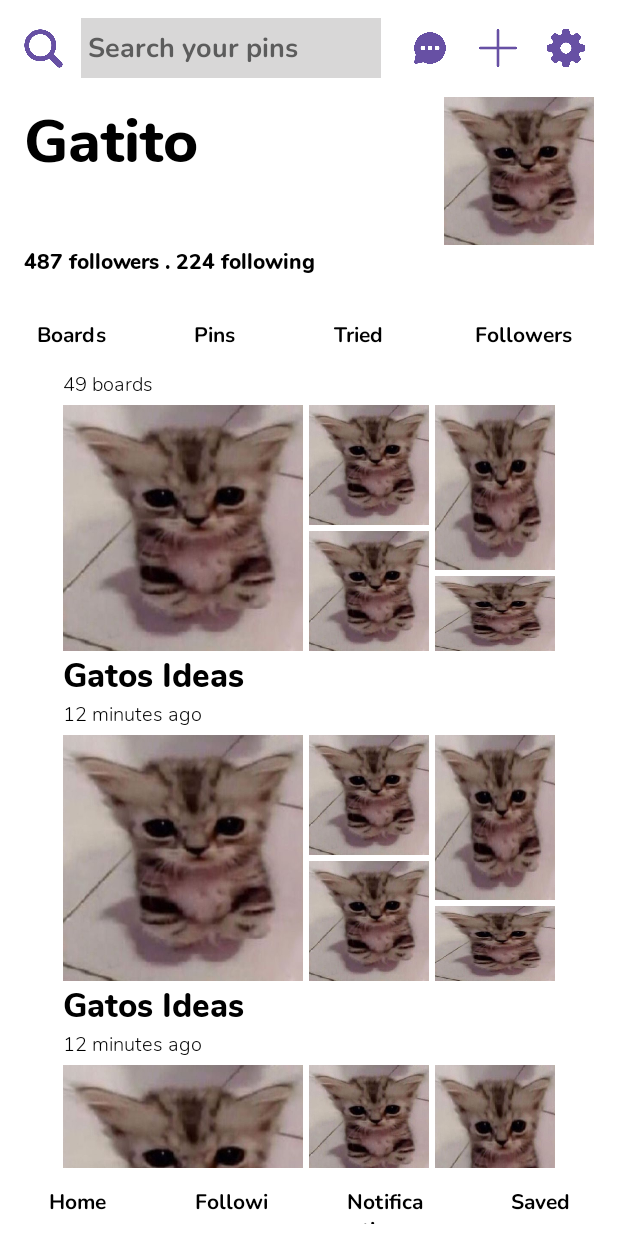
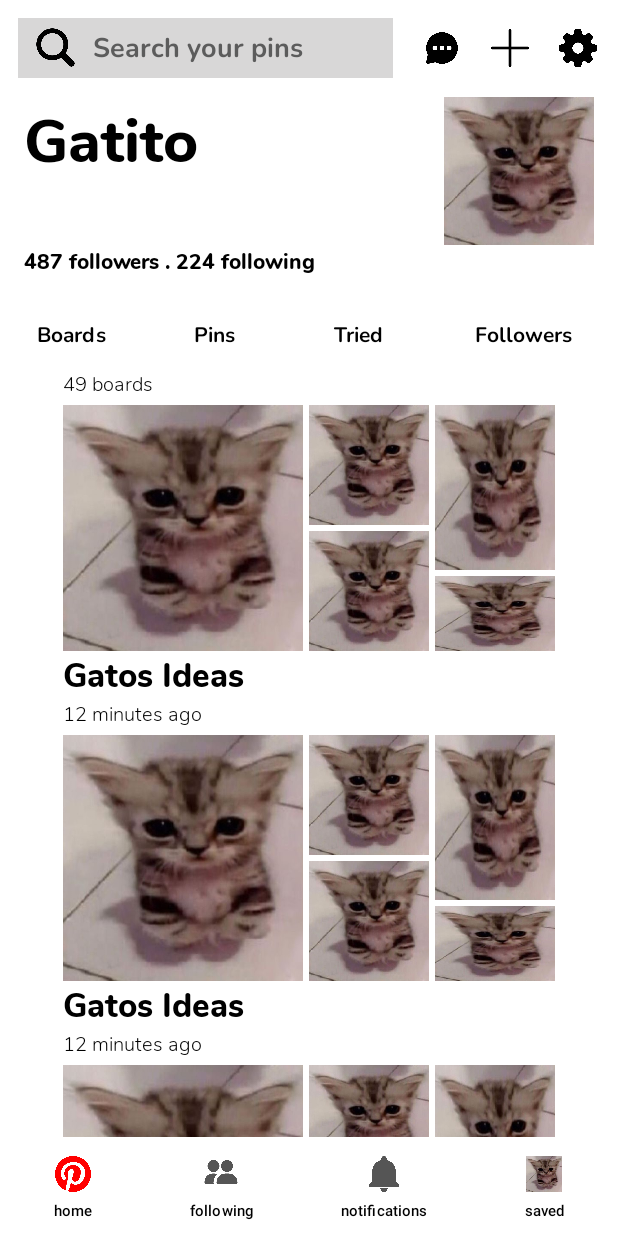
Before and after one commit to AngelDJVG/PinterestView, an Android app: the screen it shows after launch (MainActivity), on a phone screen of 412 x 824 dp. Run offline under Robolectric (Android 15) with nearby library versions, the phone set to English and light mode, and no system bars.

Commit message:
Botones de abajo y arreglo de barra de busqueda

```diff
--- a/app/src/main/res/layout/activity_main.xml
+++ b/app/src/main/res/layout/activity_main.xml
@@ -1,5 +1,7 @@
 <?xml version="1.0" encoding="utf-8"?>
-<RelativeLayout xmlns:android="http://schemas.android.com/apk/res/android"
+<RelativeLayout
+    xmlns:android="http://schemas.android.com/apk/res/android"
+    xmlns:app="http://schemas.android.com/apk/res-auto"
     android:layout_width="match_parent"
     android:layout_height="match_parent"
     android:background="@color/white">
@@ -16,29 +18,37 @@
                 android:layout_width="match_parent"
                 android:layout_height="wrap_content"
                 android:padding="12dp"
-                android:columnCount="5">
+                android:columnCount="4">
 
-                <Button
-                    android:id="@+id/btnBuscador"
+                <LinearLayout
+                    android:layout_width="250dp"
+                    android:layout_height="wrap_content"
+                    android:orientation="horizontal"
+                    android:background="#D8D7D7"
+                    android:layout_gravity="center_vertical">
+
+                    <ImageView
                         android:layout_width="34dp"
                         android:layout_height="34dp"
-                    android:background="@drawable/icono_lupa"
-                    android:layout_gravity="center_vertical" />
+                        android:src="@drawable/icono_lupa"
+                        android:layout_gravity="center_vertical"
+                        android:layout_marginStart="8dp"
+                        android:layout_marginEnd="8dp"/>
 
                     <EditText
                         android:id="@+id/buscadorEditText"
-                    android:layout_width="200dp"
+                        android:layout_width="0dp"
                         android:layout_height="40dp"
-                    android:layout_marginStart="8dp"
-                    android:background="#D8D7D7"
+                        android:layout_weight="1"
+                        android:background="@android:color/transparent"
                         android:textColor="@color/black"
                         android:fontFamily="@font/nunito_bold"
-                    android:hint=" Search your pins"
+                        android:hint="Search your pins"
                         android:textColorHint="#5C5C5C"
-                    android:layout_gravity="center_vertical"
-                    />
+                        android:layout_gravity="center_vertical"/>
+                </LinearLayout>
 
-                <Button
+                <ImageButton
                     android:id="@+id/btnMensaje"
                     android:layout_width="25dp"
                     android:layout_height="25dp"
@@ -47,7 +57,7 @@
                     android:layout_gravity="center_vertical"
                     />
 
-                <Button
+                <ImageButton
                     android:id="@+id/btnPlus"
                     android:layout_width="25dp"
                     android:layout_height="25dp"
@@ -56,7 +66,7 @@
                     android:layout_gravity="center_vertical"
                     />
 
-                <Button
+                <ImageButton
                     android:id="@+id/btnConfiguracion"
                     android:layout_width="25dp"
                     android:layout_height="25dp"
@@ -412,42 +422,63 @@
         android:weightSum="4"
         android:background="@color/white"
         android:layout_alignParentBottom="true">
-        <Button
-            android:id="@+id/btnHome"
-            android:layout_width="0dp"
-            android:layout_height="45dp"
+        <com.google.android.material.button.MaterialButton
+            android:layout_width="wrap_content"
+            android:layout_height="wrap_content"
             android:layout_weight="1"
-            android:text="Home"
-            android:fontFamily="@font/nunito_bold"
+            android:text="home"
+            android:textSize="10sp"
+            app:iconGravity="textTop"
+            app:icon="@drawable/icono_pinterest"
+            app:iconSize="24dp"
+            app:iconPadding="8dp"
+            android:backgroundTint="@android:color/white"
             android:textColor="@color/black"
-            android:backgroundTint="@color/white"/>
-        <Button
-            android:id="@+id/btnFollowing"
-            android:layout_width="0dp"
-            android:layout_height="45dp"
+            app:iconTint="#FF0000"
+            />
+        <com.google.android.material.button.MaterialButton
+            android:layout_width="wrap_content"
+            android:layout_height="wrap_content"
             android:layout_weight="1"
-            android:text="Following"
-            android:fontFamily="@font/nunito_bold"
+            android:text="following"
+            android:textSize="10sp"
+            app:iconGravity="textTop"
+            app:icon="@drawable/icono_2personas"
+            app:iconSize="24dp"
+            app:iconPadding="8dp"
+            android:backgroundTint="@android:color/white"
             android:textColor="@color/black"
-            android:backgroundTint="@color/white"/>
-        <Button
-            android:id="@+id/btnNotifications"
-            android:layout_width="0dp"
-            android:layout_height="45dp"
+            app:iconTint="#555555"
+            />
+        <com.google.android.material.button.MaterialButton
+            android:layout_width="wrap_content"
+            android:layout_height="wrap_content"
             android:layout_weight="1"
-            android:text="Notifications"
-            android:fontFamily="@font/nunito_bold"
+            android:text="notifications"
+            android:textSize="10sp"
+            app:iconGravity="textTop"
+            app:icon="@drawable/icono_notificaciones"
+            app:iconSize="24dp"
+            app:iconPadding="8dp"
+            android:backgroundTint="@android:color/white"
             android:textColor="@color/black"
-            android:backgroundTint="@color/white"/>
-        <Button
-            android:id="@+id/btnSaved"
-            android:layout_width="0dp"
-            android:layout_height="45dp"
+            app:iconTint="#555555"
+            />
+        <com.google.android.material.button.MaterialButton
+            android:layout_width="wrap_content"
+            android:layout_height="wrap_content"
             android:layout_weight="1"
-            android:text="Saved"
-            android:fontFamily="@font/nunito_bold"
+            android:text="saved"
+            android:textSize="10sp"
+            app:iconGravity="textTop"
+            app:icon="@drawable/cat_profile"
+            app:iconTintMode="screen"
+            app:iconSize="24dp"
+            app:iconPadding="8dp"
+            android:backgroundTint="@android:color/white"
             android:textColor="@color/black"
-            android:backgroundTint="@color/white" />
+            app:iconTint="#000000"
+            />
     </LinearLayout>
 
 </RelativeLayout>
```
Also changed, not shown: app/src/main/res/drawable/icono_2personas.png (added), app/src/main/res/drawable/icono_notificaciones.png (added), app/src/main/res/drawable/icono_pinterest.png (added). Lines whose indentation alone changed are shown as unchanged.
